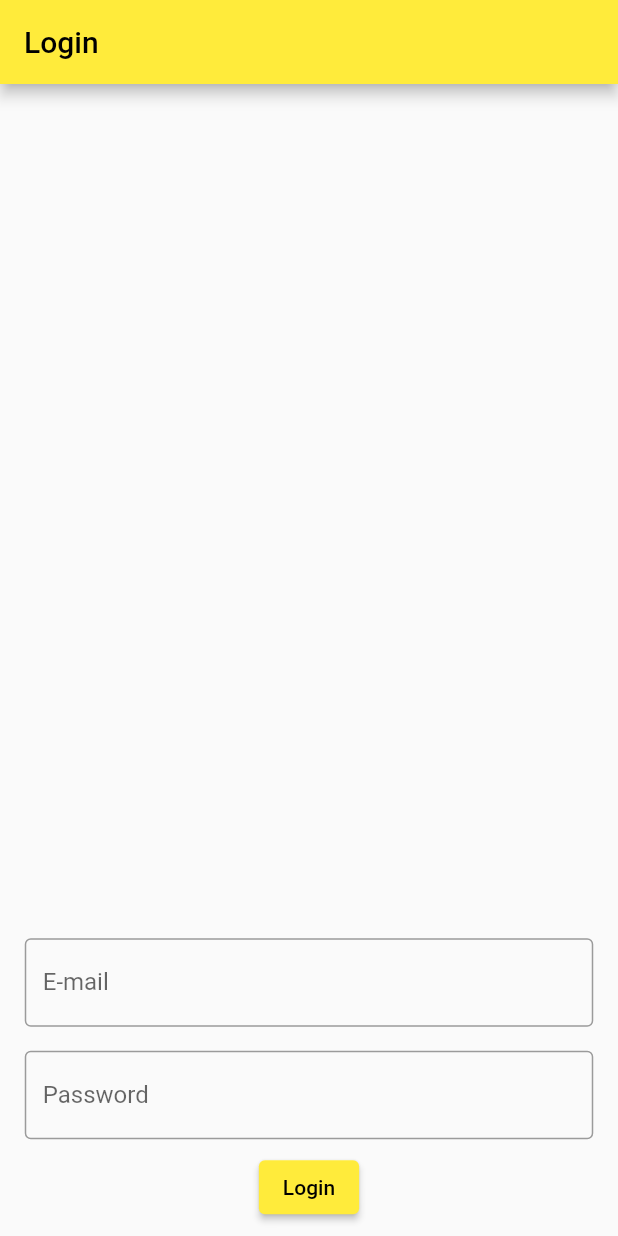
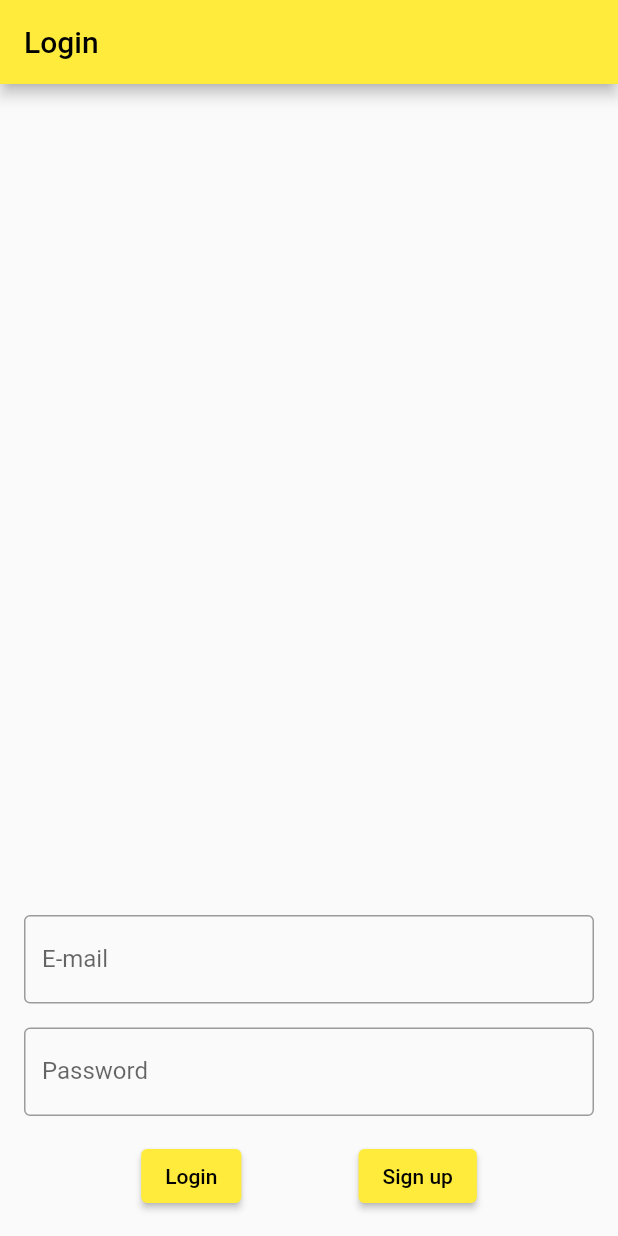
Before and after one commit to VictorLemeFernandes/estudosFlutter, a Flutter app: the screen it shows after launch, on a phone screen of 412 x 824 dp. Run offline on Flutter 3.47's test engine with Material 2 defaults, Android fonts, the phone set to English and light mode, and no system bars.

Commit message:
Tela de Login

```diff
--- a/telaLogin/tela_login/lib/main.dart
+++ b/telaLogin/tela_login/lib/main.dart
@@ -30,6 +30,7 @@ class _LoginPageState extends State<LoginPage> {
     final ButtonStyle style = ElevatedButton.styleFrom(
       primary: Colors.yellow,
       onPrimary: Colors.black,
+
     );
 
     return Scaffold(
@@ -42,7 +43,7 @@ class _LoginPageState extends State<LoginPage> {
         width: double.infinity,
         height: double.infinity,
         child: Padding(
-          padding: const EdgeInsets.all(8.5),
+          padding: const EdgeInsets.all(8.0),
           child: Column(
             mainAxisAlignment: MainAxisAlignment.end,
             crossAxisAlignment: CrossAxisAlignment.center,
@@ -71,11 +72,29 @@ class _LoginPageState extends State<LoginPage> {
                 ),
               ),
 
-              //Button de login
-              ElevatedButton(
-                onPressed: () {},
-                child: const Text('Login'),
-                style: style,
+              //Botoes de login e sign up
+              Padding(
+                padding: const EdgeInsets.all(8.0),
+                child: Row(
+                  mainAxisAlignment: MainAxisAlignment.spaceEvenly,
+                  crossAxisAlignment: CrossAxisAlignment.center,
+                  children: [
+
+                    //Botao de login
+                    ElevatedButton(
+                      onPressed: () {},
+                      child: const Text('Login'),
+                      style: style,
+                    ),
+
+                    //Botao de sign up
+                    ElevatedButton(
+                      onPressed: () {},
+                      child: const Text('Sign up'),
+                      style: style,
+                    ),
+                  ],
+                ),
               ),
             ],
           ),
```
